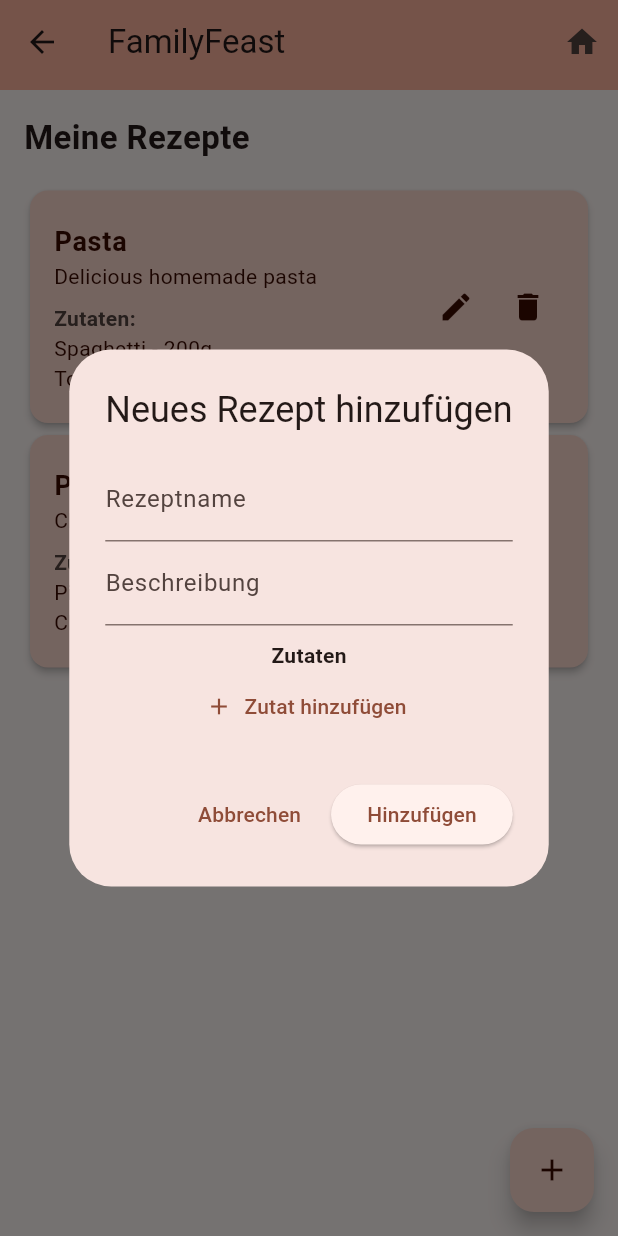
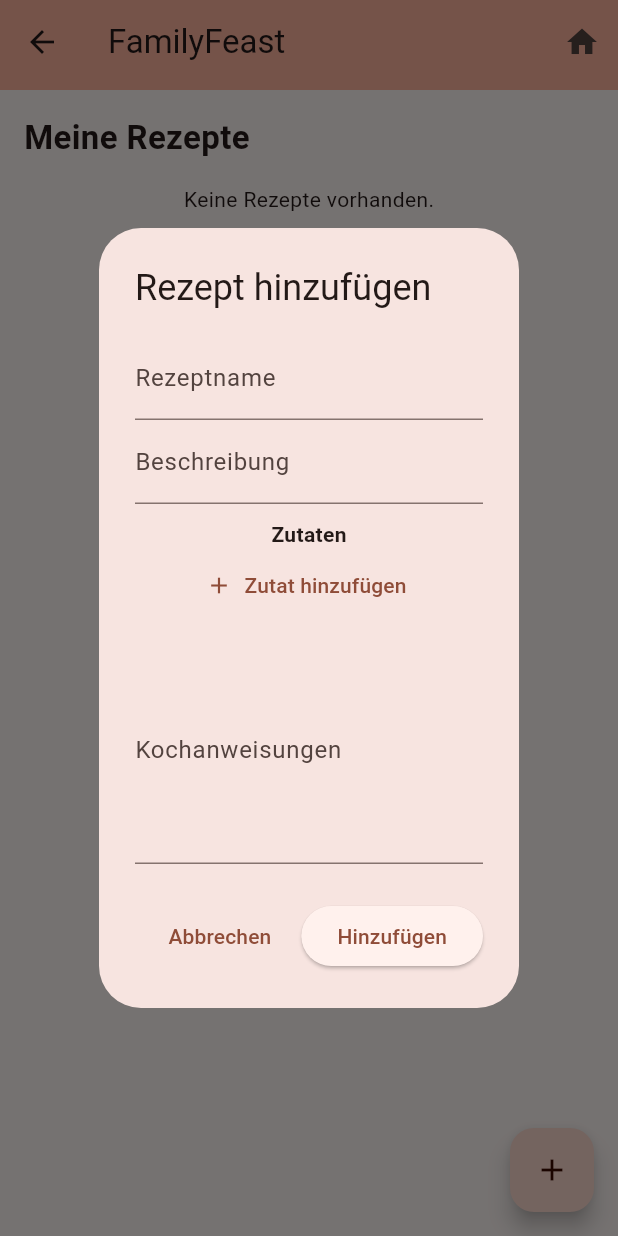
Before and after one commit to ephanta/eva_app, a Flutter app: the RecipeManagementScreen screen opened by its route, after a tap on the "add" icon, on a phone screen of 412 x 824 dp. Run offline on Flutter 3.47's test engine with Material 3 defaults, Android fonts, the light colour scheme and no system bars; our stand-ins replace auto_route, flutter_colorpicker, flutter_dotenv, supabase_flutter; missing offline and left inert: supabase_auth_ui; accounts and stored records are empty.

Commit message:
added Kochanweisungen and translated all text to german

```diff
--- a/lib/screens/recipe_management.dart
+++ b/lib/screens/recipe_management.dart
@@ -1,9 +1,10 @@
 import 'package:flutter/material.dart';
 import 'package:auto_route/auto_route.dart';
-import '../widgets/navigation/app_bar_custom.dart';  // Custom app bar
+import 'package:supabase_flutter/supabase_flutter.dart';
+import '../widgets/navigation/app_bar_custom.dart';
 
 /// {@category Screens}
-/// Recipe Management Screen where users can add, edit, delete their recipes
+/// Rezeptverwaltung, in der Nutzer ihre Rezepte hinzufügen, bearbeiten und löschen können
 @RoutePage()
 class RecipeManagementScreen extends StatefulWidget {
   const RecipeManagementScreen({super.key});
@@ -13,69 +14,111 @@ class RecipeManagementScreen extends StatefulWidget {
 }
 
 class _RecipeManagementScreenState extends State<RecipeManagementScreen> {
-  List<Map<String, dynamic>> _recipes = [];  // Recipes with ingredients
+  List<Map<String, dynamic>> _recipes = [];
 
   @override
   void initState() {
     super.initState();
-    _loadUserRecipes();  // Load user recipes when the screen initializes
+    _loadUserRecipes();
   }
 
-  // Simulate loading recipes (you'll replace this with actual API calls)
+  // Lade Benutzerrezepte aus Supabase
   Future<void> _loadUserRecipes() async {
+    final userId = Supabase.instance.client.auth.currentUser!.id;
+    final response = await Supabase.instance.client
+        .from('rezepte')
+        .select()
+        .eq('benutzer_id', userId);
+
+    if (response != null && response.isNotEmpty) {
       setState(() {
-      _recipes = [
-        {
-          'name': 'Pasta',
-          'description': 'Delicious homemade pasta',
-          'ingredients': [
-            {'name': 'Spaghetti', 'quantity': '200g'},
-            {'name': 'Tomato Sauce', 'quantity': '100ml'}
-          ]
-        },
-        {
-          'name': 'Pizza',
-          'description': 'Cheese and tomato pizza',
-          'ingredients': [
-            {'name': 'Pizza Dough', 'quantity': '1 piece'},
-            {'name': 'Cheese', 'quantity': '100g'}
-          ]
-        },
-      ];  // Temporarily adding sample recipes
+        _recipes = List<Map<String, dynamic>>.from(response);
       });
+    } else {
+      print('Fehler beim Laden der Rezepte oder keine Daten gefunden.');
+    }
   }
 
+  // Neues Rezept zu Supabase hinzufügen
   void _addNewRecipe() async {
-    // Navigate to Add Recipe Screen (you can implement this with a form dialog)
+    final userId = Supabase.instance.client.auth.currentUser!.id;
     Map<String, dynamic>? newRecipe = await _showRecipeForm(context, isEditing: false);
+
     if (newRecipe != null) {
+      final response = await Supabase.instance.client
+          .from('rezepte')
+          .insert({
+        'benutzer_id': userId,
+        'name': newRecipe['name'],
+        'beschreibung': newRecipe['beschreibung'],
+        'zutaten': newRecipe['zutaten'],  // Zutaten als JSON-Feld
+        'kochanweisungen': newRecipe['kochanweisungen'],  // Kochanweisungen
+      });
+
+      if (response != null) {
         setState(() {
           _recipes.add(newRecipe);
         });
+      } else {
+        print('Fehler beim Hinzufügen des Rezepts.');
+      }
     }
   }
 
+  // Bestehendes Rezept in Supabase bearbeiten
   void _editRecipe(int index) async {
-    // Navigate to Edit Recipe Screen (or show an edit dialog)
     Map<String, dynamic>? updatedRecipe = await _showRecipeForm(context, recipe: _recipes[index], isEditing: true);
+
     if (updatedRecipe != null) {
+      final recipeId = _recipes[index]['id'];
+      final response = await Supabase.instance.client
+          .from('rezepte')
+          .update({
+        'name': updatedRecipe['name'],
+        'beschreibung': updatedRecipe['beschreibung'],
+        'zutaten': updatedRecipe['zutaten'],
+        'kochanweisungen': updatedRecipe['kochanweisungen'],
+      }).eq('id', recipeId);
+
+      if (response != null) {
         setState(() {
           _recipes[index] = updatedRecipe;
         });
+      } else {
+        print('Fehler beim Aktualisieren des Rezepts.');
+      }
     }
   }
 
+  // Rezept aus Supabase löschen
+  void _deleteRecipe(int index) async {
+    final recipeId = _recipes[index]['id'];
+    final response = await Supabase.instance.client
+        .from('rezepte')
+        .delete()
+        .eq('id', recipeId);
+
+    if (response != null) {
+      setState(() {
+        _recipes.removeAt(index);
+      });
+    } else {
+      print('Fehler beim Löschen des Rezepts.');
+    }
+  }
+
+  // Formular zum Hinzufügen oder Bearbeiten eines Rezepts anzeigen
   Future<Map<String, dynamic>?> _showRecipeForm(BuildContext context, {Map<String, dynamic>? recipe, bool isEditing = false}) async {
-    // A dialog to add or edit recipes, including ingredients
     TextEditingController nameController = TextEditingController(text: recipe?['name'] ?? '');
-    TextEditingController descriptionController = TextEditingController(text: recipe?['description'] ?? '');
-    List<Map<String, String>> ingredients = List<Map<String, String>>.from(recipe?['ingredients'] ?? []);
+    TextEditingController descriptionController = TextEditingController(text: recipe?['beschreibung'] ?? '');
+    TextEditingController instructionsController = TextEditingController(text: recipe?['kochanweisungen'] ?? '');
+    List<Map<String, String>> ingredients = List<Map<String, String>>.from(recipe?['zutaten'] ?? []);
 
     return showDialog<Map<String, dynamic>>(
       context: context,
       builder: (BuildContext context) {
         return AlertDialog(
-          title: Text(isEditing ? 'Rezept bearbeiten' : 'Neues Rezept hinzufügen'),
+          title: Text(isEditing ? 'Rezept bearbeiten' : 'Rezept hinzufügen'),
           content: SingleChildScrollView(
             child: Column(
               children: [
@@ -93,7 +136,7 @@ class _RecipeManagementScreenState extends State<RecipeManagementScreen> {
                   children: ingredients.map((ingredient) {
                     return ListTile(
                       title: Text(ingredient['name'] ?? ''),
-                      subtitle: Text('Menge: ${ingredient['quantity']}'),
+                      subtitle: Text('Menge: ${ingredient['menge']}'),
                       trailing: IconButton(
                         icon: const Icon(Icons.delete),
                         onPressed: () {
@@ -117,6 +160,12 @@ class _RecipeManagementScreenState extends State<RecipeManagementScreen> {
                     }
                   },
                 ),
+                const SizedBox(height: 10),
+                TextField(
+                  controller: instructionsController,
+                  decoration: const InputDecoration(labelText: 'Kochanweisungen'),
+                  maxLines: 5,
+                ),
               ],
             ),
           ),
@@ -131,8 +180,9 @@ class _RecipeManagementScreenState extends State<RecipeManagementScreen> {
               onPressed: () {
                 Navigator.pop(context, {
                   'name': nameController.text,
-                  'description': descriptionController.text,
-                  'ingredients': ingredients,
+                  'beschreibung': descriptionController.text,
+                  'zutaten': ingredients,
+                  'kochanweisungen': instructionsController.text,
                 });
               },
               child: Text(isEditing ? 'Aktualisieren' : 'Hinzufügen'),
@@ -151,13 +201,13 @@ class _RecipeManagementScreenState extends State<RecipeManagementScreen> {
       context: context,
       builder: (BuildContext context) {
         return AlertDialog(
-          title: const Text('Neue Zutat hinzufügen'),
+          title: const Text('Zutat hinzufügen'),
           content: Column(
             mainAxisSize: MainAxisSize.min,
             children: [
               TextField(
                 controller: nameController,
-                decoration: const InputDecoration(labelText: 'Zutat Name'),
+                decoration: const InputDecoration(labelText: 'Zutatenname'),
               ),
               TextField(
                 controller: quantityController,
@@ -176,7 +226,7 @@ class _RecipeManagementScreenState extends State<RecipeManagementScreen> {
               onPressed: () {
                 Navigator.pop(context, {
                   'name': nameController.text,
-                  'quantity': quantityController.text,
+                  'menge': quantityController.text,
                 });
               },
               child: const Text('Hinzufügen'),
@@ -187,19 +237,13 @@ class _RecipeManagementScreenState extends State<RecipeManagementScreen> {
     );
   }
 
-  void _deleteRecipe(int index) {
-    setState(() {
-      _recipes.removeAt(index);  // Delete the recipe from the list
-    });
-  }
-
   @override
   Widget build(BuildContext context) {
     return Scaffold(
       appBar: const AppBarCustom(
-        showArrow: true,  // Back arrow
-        showHome: true,  // Home icon if needed
-        showProfile: false,  // Disable profile icon on this page
+        showArrow: true,
+        showHome: true,
+        showProfile: false,
       ),
       body: Padding(
         padding: const EdgeInsets.all(16.0),
@@ -217,7 +261,7 @@ class _RecipeManagementScreenState extends State<RecipeManagementScreen> {
               child: ListView.builder(
                 itemCount: _recipes.length,
                 itemBuilder: (context, index) {
-                  return _buildRecipeCard(index);  // Build recipe card with actions
+                  return _buildRecipeCard(index);
                 },
               ),
             ),
@@ -225,34 +269,36 @@ class _RecipeManagementScreenState extends State<RecipeManagementScreen> {
         ),
       ),
       floatingActionButton: FloatingActionButton(
-        onPressed: _addNewRecipe,  // Add new recipe
-        backgroundColor: const Color(0xFFFDD9CF),  // Match floating action button style
+        onPressed: _addNewRecipe,
+        backgroundColor: const Color(0xFFFDD9CF),
         child: const Icon(Icons.add, color: Color(0xFF3A0B01)),
       ),
     );
   }
 
-  // Recipe card widget
   Widget _buildRecipeCard(int index) {
     return Card(
       elevation: 2,
       shape: RoundedRectangleBorder(borderRadius: BorderRadius.circular(12)),
-      color: const Color(0xFFFDD9CF),  // Matching background color
+      color: const Color(0xFFFDD9CF),
       child: ListTile(
         contentPadding: const EdgeInsets.symmetric(vertical: 12, horizontal: 16),
         title: Text(
           _recipes[index]['name'] ?? '',
           style: const TextStyle(fontSize: 18, fontWeight: FontWeight.bold, color: Color(0xFF3A0B01)),
         ),
-        subtitle: Column(
-          crossAxisAlignment: CrossAxisAlignment.start,
+        subtitle: Column(ment.start,
           children: [
-            Text(_recipes[index]['description'] ?? '', style: const TextStyle(color: Color(0xFF3A0B01))),
+            crossAxisAlignment: CrossAxisAlign
+            Text(_recipes[index]['beschreibung'] ?? '', style: const TextStyle(color: Color(0xFF3A0B01))),
             const SizedBox(height: 8),
             const Text('Zutaten:', style: TextStyle(fontWeight: FontWeight.bold)),
-            ...(_recipes[index]['ingredients'] as List).map((ingredient) {
-              return Text('${ingredient['name']} - ${ingredient['quantity']}', style: const TextStyle(color: Color(0xFF3A0B01)));
+            ...(_recipes[index]['zutaten'] as List).map((ingredient) {
+              return Text('${ingredient['name']} - ${ingredient['menge']}', style: const TextStyle(color: Color(0xFF3A0B01)));
             }).toList(),
+            const SizedBox(height: 8),
+            const Text('Kochanweisungen:', style: TextStyle(fontWeight: FontWeight.bold)),
+            Text(_recipes[index]['kochanweisungen'] ?? '', style: const TextStyle(color: Color(0xFF3A0B01))),
           ],
         ),
         trailing: Row(
@@ -260,11 +306,11 @@ class _RecipeManagementScreenState extends State<RecipeManagementScreen> {
           children: [
             IconButton(
               icon: const Icon(Icons.edit, color: Color(0xFF3A0B01)),
-              onPressed: () => _editRecipe(index),  // Edit recipe
+              onPressed: () => _editRecipe(index),
             ),
             IconButton(
               icon: const Icon(Icons.delete, color: Color(0xFF3A0B01)),
-              onPressed: () => _deleteRecipe(index),  // Delete recipe
+              onPressed: () => _deleteRecipe(index),
             ),
           ],
         ),
```
Lines whose indentation alone changed are shown as unchanged.
